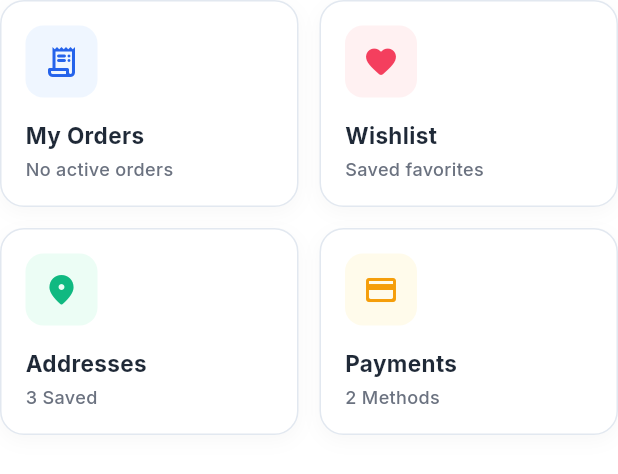
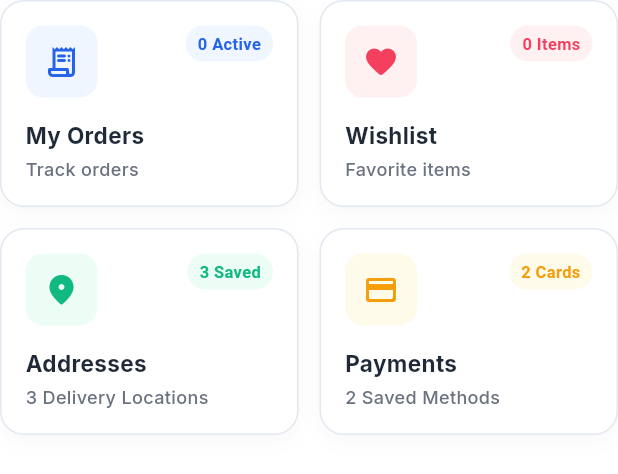
Before and after one commit to vskanna0510/GROZZBY, a Flutter app: the QuickActionsGrid widget shown alone on an empty page, opened directly with empty values, on a phone screen of 412 x 824 dp. Shown: the top 474 px of the screen. Run offline on Flutter 3.47's test engine with Material 3 defaults, Android fonts, the phone set to English and light mode, and no system bars; our stand-ins replace dio, flutter_secure_storage, flutter_svg, go_router, google_fonts, pinput and 1 more; accounts and stored records are empty; network calls fail.

Commit message:
feat(profile): integrate high-res Jonathan Sterling avatar asset and exact Figma badge subtitles

```diff
--- a/mobile/lib/features/profile/presentation/widgets/account_profile_hero.dart
+++ b/mobile/lib/features/profile/presentation/widgets/account_profile_hero.dart
@@ -109,7 +109,11 @@ class AccountProfileHero extends StatelessWidget {
                                     fit: BoxFit.cover,
                                     errorBuilder: (_, __, ___) => _buildAvatarFallback(),
                                   )
-                                : _buildAvatarFallback(),
+                                : Image.asset(
+                                    'assets/images/user_avatar.png',
+                                    fit: BoxFit.cover,
+                                    errorBuilder: (_, __, ___) => _buildAvatarFallback(),
+                                  ),
                           ),
                         ),
 
--- a/mobile/lib/features/profile/presentation/widgets/quick_actions_grid.dart
+++ b/mobile/lib/features/profile/presentation/widgets/quick_actions_grid.dart
@@ -37,8 +37,8 @@ class QuickActionsGrid extends StatelessWidget {
                 iconBgColor: AppColors.actionOrdersBg,
                 iconColor: AppColors.actionOrdersIcon,
                 title: 'My Orders',
-                subtitle: ordersCount > 0 ? '$ordersCount In Progress' : 'No active orders',
-                badgeText: ordersCount > 0 ? '$ordersCount' : null,
+                subtitle: ordersCount > 0 ? '$ordersCount Active Orders' : 'Track orders',
+                badgeText: ordersCount > 0 ? '$ordersCount Active' : '0 Active',
                 onTap: onOrdersTap,
               ),
             ),
@@ -49,8 +49,8 @@ class QuickActionsGrid extends StatelessWidget {
                 iconBgColor: AppColors.actionWishlistBg,
                 iconColor: AppColors.actionWishlistIcon,
                 title: 'Wishlist',
-                subtitle: wishlistCount > 0 ? '$wishlistCount Items' : 'Saved favorites',
-                badgeText: wishlistCount > 0 ? '$wishlistCount' : null,
+                subtitle: wishlistCount > 0 ? '$wishlistCount Saved Items' : 'Favorite items',
+                badgeText: wishlistCount > 0 ? '$wishlistCount Items' : '0 Items',
                 onTap: onWishlistTap,
               ),
             ),
@@ -67,7 +67,8 @@ class QuickActionsGrid extends StatelessWidget {
                 iconBgColor: AppColors.actionAddressBg,
                 iconColor: AppColors.actionAddressIcon,
                 title: 'Addresses',
-                subtitle: '$addressCount Saved',
+                subtitle: '$addressCount Delivery Locations',
+                badgeText: '$addressCount Saved',
                 onTap: onAddressesTap,
               ),
             ),
@@ -78,7 +79,8 @@ class QuickActionsGrid extends StatelessWidget {
                 iconBgColor: AppColors.actionPaymentBg,
                 iconColor: AppColors.actionPaymentIcon,
                 title: 'Payments',
-                subtitle: '$cardsCount Methods',
+                subtitle: '$cardsCount Saved Methods',
+                badgeText: '$cardsCount Cards',
                 onTap: onPaymentsTap,
               ),
             ),
```
Also changed, not shown: mobile/assets/images/user_avatar.jpg (added), mobile/assets/images/user_avatar.png (added).
